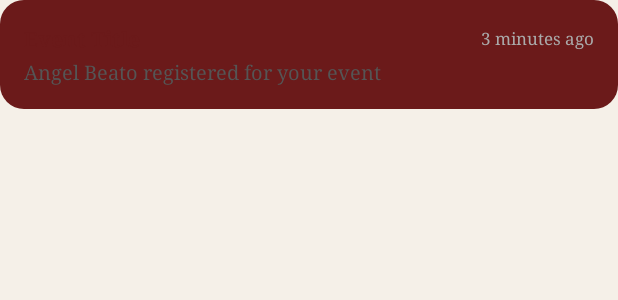
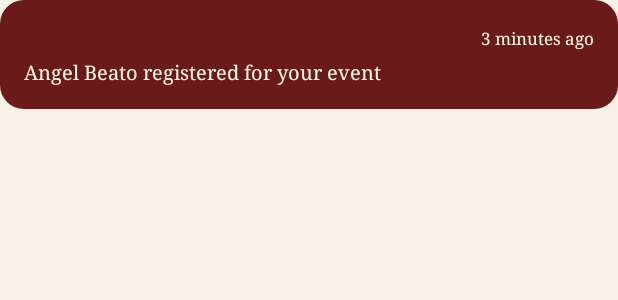
Before and after one commit to AngelAnel/IT342-Beato-EventUniverse, an Android app: the layout item_notification.xml on its own in the app's theme, with its tools: preview values and no code run, on a phone screen of 412 x 824 dp. Shown: the top 300 px of the screen. Run offline under Robolectric (Android 15) with nearby library versions, the light colour scheme and no system bars.

Commit message:
Add item_notification layout

```diff
--- a/mobile/app/src/main/res/layout/item_notification.xml
+++ b/mobile/app/src/main/res/layout/item_notification.xml
@@ -31,7 +31,7 @@
             android:layout_width="wrap_content"
             android:layout_height="wrap_content"
             android:text="3 minutes ago"
-            android:textColor="#aaaaaa"
+            android:textColor="#FEF9E1"
             android:textSize="11sp"
             android:fontFamily="serif"/>
 
@@ -43,7 +43,7 @@
         android:layout_width="match_parent"
         android:layout_height="wrap_content"
         android:text="Angel Beato registered for your event"
-        android:textColor="#555555"
+        android:textColor="#FEF9E1"
         android:textSize="13sp"
         android:fontFamily="serif"/>
 
```
